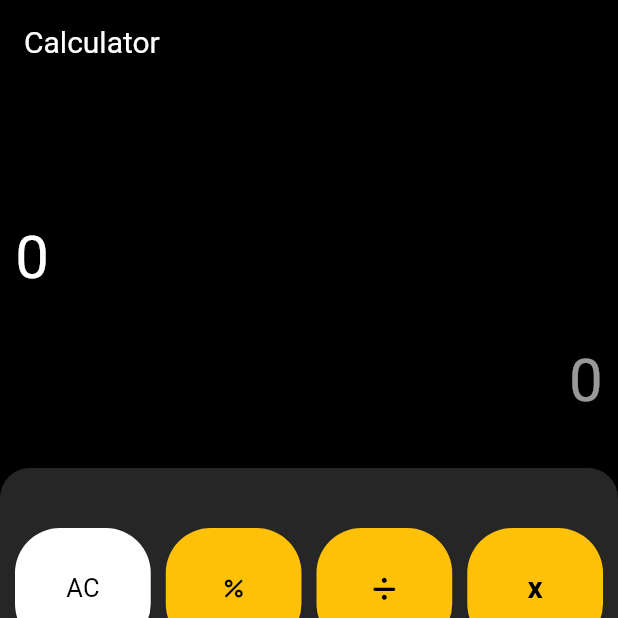
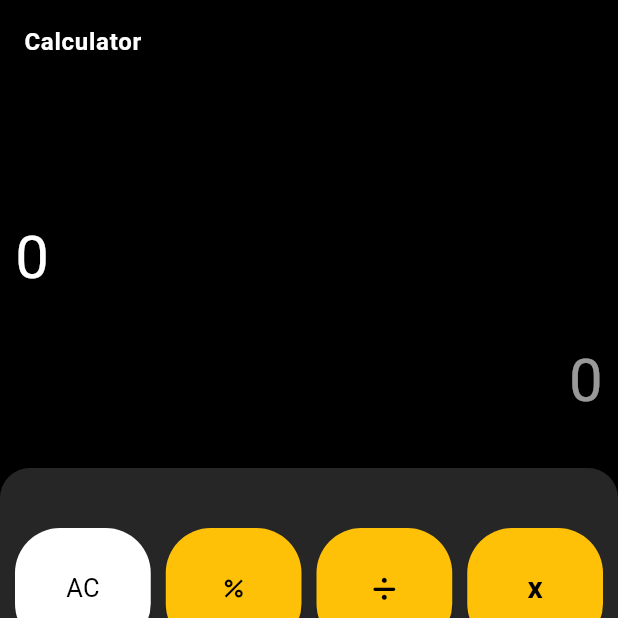
Before and after one commit to mridhulps/Calculator, a Flutter app: the screen it shows after launch, on a phone screen of 412 x 824 dp, the top half of it. Run offline on Flutter 3.47's test engine with Material 3 defaults, Android fonts, the phone set to English and light mode, and no system bars; our stand-ins replace flutter_riverpod, font_awesome_flutter, google_fonts, math_expressions; Roboto replaces fonts that are missing (Aboreto).

Commit message:
operation branch finished

```diff
--- a/lib/Presentation/screens/home_screen/homescreen.dart
+++ b/lib/Presentation/screens/home_screen/homescreen.dart
@@ -16,7 +16,12 @@ class HomeScreen extends ConsumerWidget {
 
     return Scaffold(
       appBar: AppBar(
-        title: const Text('Calculator'),
+        title: const CustomText(
+          string: 'Calculator',
+          texttype: TextType.titleLarge,
+          fonttype: FontType.aboretofont,
+          fontweight: FontWeight.bold,
+        ),
         titleTextStyle: const TextStyle(color: textColor, fontSize: 20),
         //centerTitle: true,
         backgroundColor: appbarcolor,
--- a/lib/Presentation/screens/home_screen/widgets/numbertile.dart
+++ b/lib/Presentation/screens/home_screen/widgets/numbertile.dart
@@ -11,8 +11,10 @@ class NumberTile extends StatelessWidget {
   final IconData? icon;
   final VoidCallback ontap;
 
-  const NumberTile({
-    super.key,
+  final ValueKey? keys;
+
+  const NumberTile(
+      {super.key,
       required this.child,
       required this.ontap,
       this.fontsize,
@@ -21,7 +23,7 @@ class NumberTile extends StatelessWidget {
       this.textcolor,
       this.icon,
       this.textAlignment = Alignment.center,
-  });
+      this.keys});
 
   @override
   Widget build(BuildContext context) {
--- a/pubspec.yaml
+++ b/pubspec.yaml
@@ -32,6 +32,7 @@ dependencies:
     sdk: flutter
   google_fonts: ^6.2.1
   font_awesome_flutter: ^10.7.0
+  reorderable_grid_view: ^2.2.8
   flutter_riverpod: ^2.5.1
   math_expressions:
   # The following adds the Cupertino Icons font to your application.
```
Also changed, not shown: pubspec.lock. Lines whose indentation alone changed are shown as unchanged.
